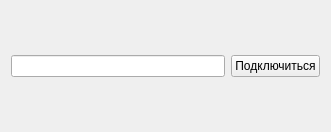
Above: src/mainwindow.ui from ChronosXYZ/Influence-cjdns before the change. Below: the same form after it.
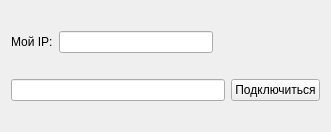
That is the form after the change.

Commit message: Changed some structure of classes Handler and MainWindow. Also added the line "My IP" on the main window.

The edit to the form file:
```diff
--- a/src/mainwindow.ui
+++ b/src/mainwindow.ui
@@ -29,21 +29,35 @@
    <string>Influence</string>
   </property>
   <widget class="QWidget" name="centralWidget">
-   <layout class="QHBoxLayout" name="horizontalLayout_2">
-    <item>
+   <layout class="QGridLayout" name="gridLayout">
+    <item row="1" column="0" colspan="4">
      <widget class="QLineEdit" name="peerID">
       <property name="text">
        <string/>
       </property>
      </widget>
     </item>
-    <item>
+    <item row="0" column="0">
+     <widget class="QLabel" name="label">
+      <property name="text">
+       <string>Мой IP:</string>
+      </property>
+     </widget>
+    </item>
+    <item row="1" column="4">
      <widget class="QPushButton" name="connectToPeer">
       <property name="text">
        <string>Подключиться</string>
       </property>
      </widget>
     </item>
+    <item row="0" column="1">
+     <widget class="QLineEdit" name="myIP">
+      <property name="readOnly">
+       <bool>true</bool>
+      </property>
+     </widget>
+    </item>
    </layout>
   </widget>
  </widget>
```
The commit also changes 4 other files.
